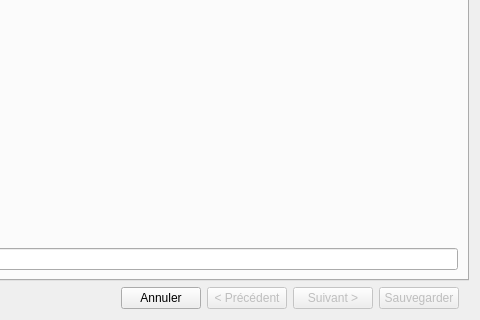
Above: creationtest.ui from InformatiqueAtmoNA/tam before the change; both pictures show x 544 to 1024 and y 448 to 768 of the 1024 by 768 pixel window. Below: the same form after it.
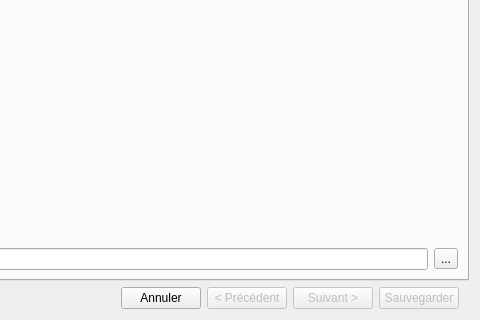
That is the form after the change. The open tabs and pages were chosen to show the change.

Commit message: Développement et Amélioration : Dev : - Gestion des paramètres par defaut (BDD,chemin fichier XML et CSV) | - Enregistrement des fichier XML et CSV dans répertoire choisi par utilisateur - Fenetre confirmation pour quitter application Amelioration : - changement intitulé bouton ajouter par nouveau pour création nouvel équipement et système d'étalonnage (confusion entre ajouter et sélectionner)

Patch:
```diff
--- a/creationtest.ui
+++ b/creationtest.ui
@@ -793,6 +793,13 @@
            <item>
             <widget class="QLineEdit" name="lineEdit_NomTest"/>
            </item>
+           <item>
+            <widget class="QToolButton" name="button_fichierXML">
+             <property name="text">
+              <string>...</string>
+             </property>
+            </widget>
+           </item>
           </layout>
          </item>
          <item row="0" column="0">
```
Left out of the diff: 2 changed lines with no effect on the pictures. The commit also changes 15 other files.
